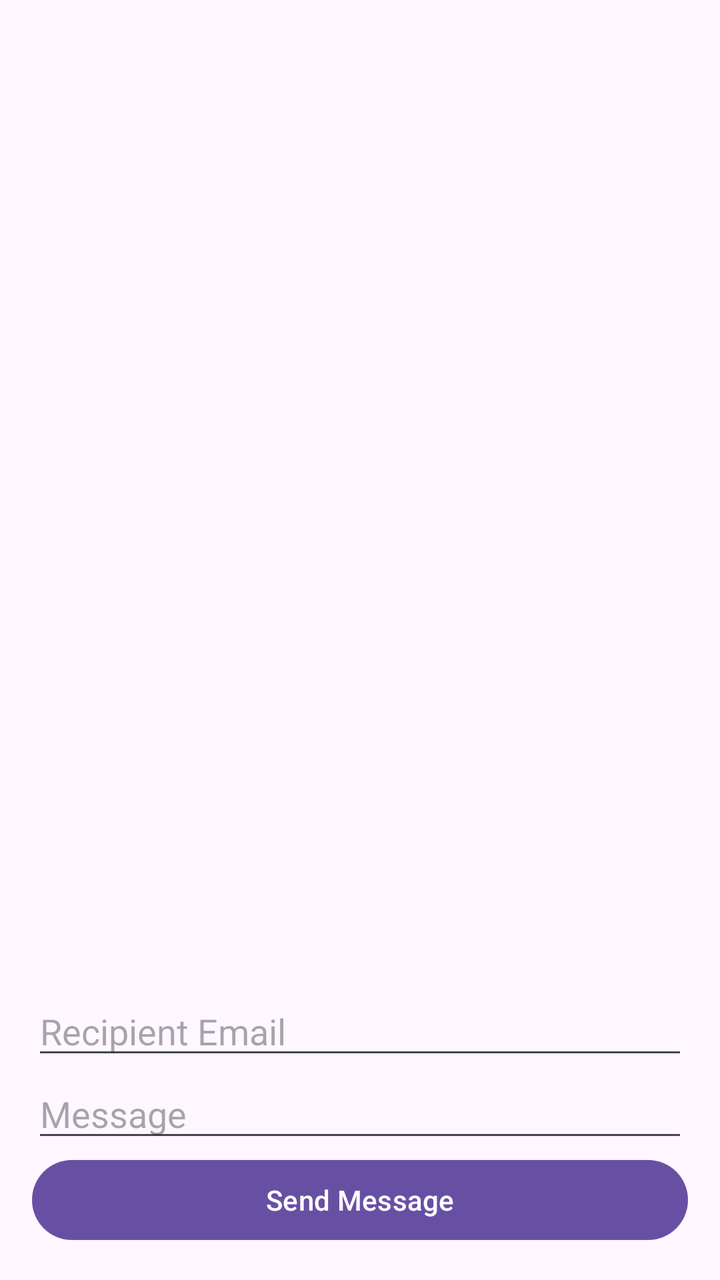
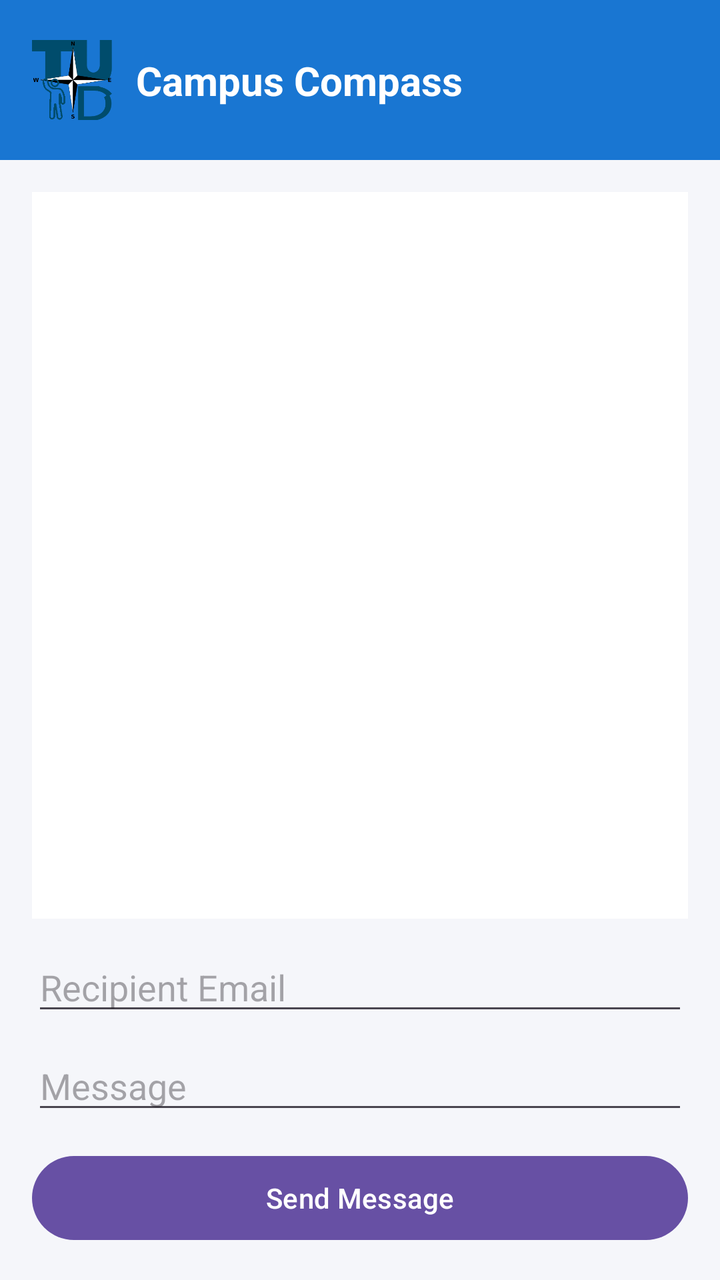

An Android layout rendered at two revisions. The XML below is the earlier revision; the diff shows what the commit changed to produce the second picture.
<!-- AndroidManifest.xml: application theme Theme.CampusCompass -->
<!-- res/layout/activity_message.xml -->
<LinearLayout xmlns:android="http://schemas.android.com/apk/res/android"
    android:orientation="vertical"
    android:padding="16dp"
    android:layout_width="match_parent"
    android:layout_height="match_parent">

    <ScrollView
        android:layout_width="match_parent"
        android:layout_height="0dp"
        android:layout_weight="1">

        <TextView
            android:id="@+id/messagesText"
            android:textSize="16sp"
            android:layout_width="match_parent"
            android:layout_height="wrap_content"/>
    </ScrollView>

    <EditText
        android:id="@+id/recipientEmail"
        android:hint="Recipient Email"
        android:layout_width="match_parent"
        android:layout_height="wrap_content"/>

    <EditText
        android:id="@+id/messageContent"
        android:hint="Message"
        android:layout_width="match_parent"
        android:layout_height="wrap_content"/>

    <Button
        android:id="@+id/sendBtn"
        android:text="Send Message"
        android:layout_width="match_parent"
        android:layout_height="wrap_content"/>
</LinearLayout>
<!-- resources referenced by this layout -->
<resources>
  <style name="Theme.CampusCompass" parent="Base.Theme.CampusCompass" />
  <style name="Base.Theme.CampusCompass" parent="Theme.Material3.DayNight.NoActionBar">
          
          
      </style>
</resources>

<!-- the commit's change to res/layout/activity_message.xml (unified diff, before → after) -->
@@ -1,36 +1,104 @@
-<LinearLayout xmlns:android="http://schemas.android.com/apk/res/android"
-    android:orientation="vertical"
-    android:padding="16dp"
+<?xml version="1.0" encoding="utf-8"?>
+<androidx.constraintlayout.widget.ConstraintLayout
+    xmlns:android="http://schemas.android.com/apk/res/android"
+    xmlns:app="http://schemas.android.com/apk/res-auto"
     android:layout_width="match_parent"
-    android:layout_height="match_parent">
+    android:layout_height="match_parent"
+    android:background="#F5F6FA">
 
-    <ScrollView
-        android:layout_width="match_parent"
+
+    <include
+        android:id="@+id/topBar"
+        layout="@layout/top_bar"
+        app:layout_constraintTop_toTopOf="parent"
+        app:layout_constraintStart_toStartOf="parent"
+        app:layout_constraintEnd_toEndOf="parent"/>
+
+
+    <LinearLayout
+        android:orientation="vertical"
+        android:padding="16dp"
+        android:layout_width="0dp"
         android:layout_height="0dp"
-        android:layout_weight="1">
+        app:layout_constraintTop_toBottomOf="@id/topBar"
+        app:layout_constraintBottom_toBottomOf="parent"
+        app:layout_constraintStart_toStartOf="parent"
+        app:layout_constraintEnd_toEndOf="parent">
 
-        <TextView
-            android:id="@+id/messagesText"
-            android:textSize="16sp"
+
+        <ScrollView
             android:layout_width="match_parent"
-            android:layout_height="wrap_content"/>
-    </ScrollView>
+            android:layout_height="0dp"
+            android:layout_weight="1"
+            android:background="#FFFFFF"
+            android:padding="12dp">
 
-    <EditText
-        android:id="@+id/recipientEmail"
-        android:hint="Recipient Email"
-        android:layout_width="match_parent"
-        android:layout_height="wrap_content"/>
+            <TextView
+                android:id="@+id/messagesText"
+                android:textSize="16sp"
+                android:textColor="#222222"
+                android:layout_width="match_parent"
+                android:layout_height="wrap_content"/>
+        </ScrollView>
 
-    <EditText
-        android:id="@+id/messageContent"
-        android:hint="Message"
-        android:layout_width="match_parent"
-        android:layout_height="wrap_content"/>
 
-    <Button
-        android:id="@+id/sendBtn"
-        android:text="Send Message"
-        android:layout_width="match_parent"
-        android:layout_height="wrap_content"/>
-</LinearLayout>
+        <EditText
+            android:id="@+id/recipientEmail"
+            android:hint="Recipient Email"
+            android:layout_width="match_parent"
+            android:layout_height="wrap_content"
+            android:layout_marginTop="12dp"
+            android:layout_marginBottom="8dp"/>
+
+        <EditText
+            android:id="@+id/messageContent"
+            android:hint="Message"
+            android:layout_width="match_parent"
+            android:layout_height="wrap_content"
+            android:layout_marginBottom="12dp"/>
+
+
+        <Button
+            android:id="@+id/sendBtn"
+            android:text="Send Message"
+            android:layout_width="match_parent"
+            android:layout_height="50dp"/>
+
+    </LinearLayout>
+
+</androidx.constraintlayout.widget.ConstraintLayout>
+<!-- res/layout/top_bar.xml (included above) -->
+<?xml version="1.0" encoding="utf-8"?>
+<androidx.constraintlayout.widget.ConstraintLayout
+    xmlns:android="http://schemas.android.com/apk/res/android"
+    xmlns:app="http://schemas.android.com/apk/res-auto"
+    android:id="@+id/topBar"
+    android:layout_width="match_parent"
+    android:layout_height="80dp"
+    android:background="#1976D2">
+
+    <ImageView
+        android:id="@+id/logoImage"
+        android:layout_width="40dp"
+        android:layout_height="40dp"
+        android:src="@drawable/campus_compass"
+        android:contentDescription="Logo"
+        app:layout_constraintTop_toTopOf="parent"
+        app:layout_constraintBottom_toBottomOf="parent"
+        app:layout_constraintStart_toStartOf="parent"
+        android:layout_marginStart="16dp"/>
+
+    <TextView
+        android:id="@+id/titleText"
+        android:layout_width="wrap_content"
+        android:layout_height="wrap_content"
+        android:text="Campus Compass"
+        android:textColor="#FFFFFF"
+        android:textSize="20sp"
+        android:textStyle="bold"
+        app:layout_constraintTop_toTopOf="parent"
+        app:layout_constraintBottom_toBottomOf="parent"
+        app:layout_constraintStart_toEndOf="@id/logoImage"
+        android:layout_marginStart="12dp"/>
+
+</androidx.constraintlayout.widget.ConstraintLayout>
<!-- resource entries referenced after the edit -->
@@ -1,5 +1,6 @@
 <!-- resources referenced by this layout -->
 <resources>
+  <!-- drawable campus_compass: png bitmap (drawable, 10718 bytes) -->
   <style name="Theme.CampusCompass" parent="Base.Theme.CampusCompass" />
   <style name="Base.Theme.CampusCompass" parent="Theme.Material3.DayNight.NoActionBar">
           
